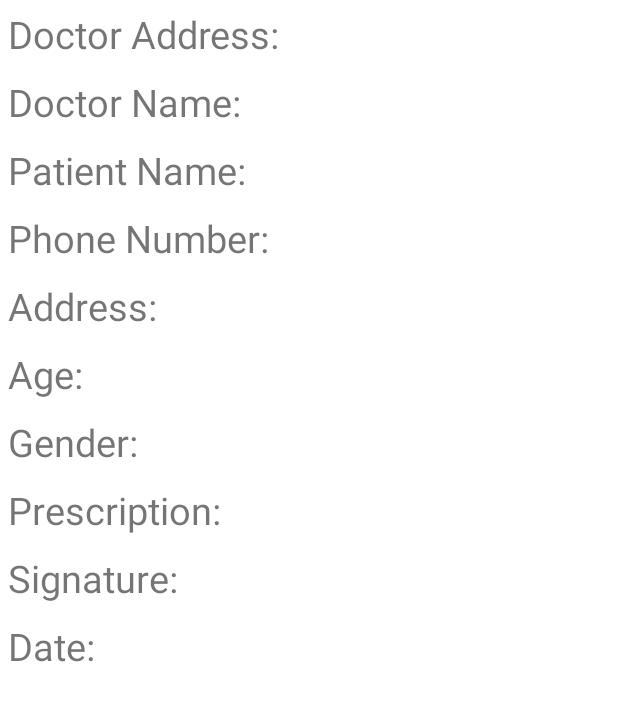
After one commit to CSCI-152/Team8, an Android app: the layout layout_prescription.xml on its own in the app's theme, with its tools: preview values and no code run, on a phone screen of 412 x 824 dp. The commit adds this screen. Shown: the top 701 px of the screen. Run offline under Robolectric (Android 15) with nearby library versions, the phone set to English and light mode, and no system bars.

Commit message:
DoctorPrescription Changes

```diff
--- /dev/null
+++ b/PDMS/app/src/main/res/layout/layout_prescription.xml
@@ -0,0 +1,99 @@
+<?xml version="1.0" encoding="utf-8"?>
+<LinearLayout
+    xmlns:android="http://schemas.android.com/apk/res/android"
+    android:layout_width="match_parent"
+    android:layout_height="match_parent"
+    android:orientation = "vertical">
+
+    <TextView
+        android:layout_width="match_parent"
+        android:layout_height="wrap_content"
+        android:id = "@+id/tvdoctoraddress"
+        android:textSize = "25sp"
+        android:layout_margin = "5dp"
+        android:text = "Doctor Address:"
+        />
+
+    <TextView
+        android:layout_width="match_parent"
+        android:layout_height="wrap_content"
+        android:id = "@+id/tvdoctorname"
+        android:textSize = "25sp"
+        android:layout_margin = "5dp"
+        android:text = "Doctor Name:"
+        />
+    <TextView
+        android:layout_width="match_parent"
+        android:layout_height="wrap_content"
+        android:id = "@+id/tvpatientname"
+        android:textSize = "25sp"
+        android:layout_margin = "5dp"
+        android:text = "Patient Name:"
+        />
+    <TextView
+        android:layout_width="match_parent"
+        android:layout_height="wrap_content"
+        android:id = "@+id/tvpatientphonenumber"
+        android:textSize = "25sp"
+        android:layout_margin = "5dp"
+        android:text = "Phone Number:"
+        />
+
+    <TextView
+        android:layout_width="match_parent"
+        android:layout_height="wrap_content"
+        android:id = "@+id/tvpatientaddress"
+        android:textSize = "25sp"
+        android:layout_margin = "5dp"
+        android:text = "Address:"
+        />
+
+    <TextView
+        android:layout_width="match_parent"
+        android:layout_height="wrap_content"
+        android:id = "@+id/tvpatientage"
+        android:textSize = "25sp"
+        android:layout_margin = "5dp"
+        android:text = "Age:"
+        />
+
+    <TextView
+        android:layout_width="match_parent"
+        android:layout_height="wrap_content"
+        android:id = "@+id/tvpatientgender"
+        android:textSize = "25sp"
+        android:layout_margin = "5dp"
+        android:text = "Gender:"
+        />
+
+    <TextView
+        android:layout_width="match_parent"
+        android:layout_height="wrap_content"
+        android:id = "@+id/tvpatientprescription"
+        android:textSize = "25sp"
+        android:layout_margin = "5dp"
+        android:text = "Prescription:"
+        />
+
+    <TextView
+        android:layout_width="match_parent"
+        android:layout_height="wrap_content"
+        android:id = "@+id/tvdoctorsignature"
+        android:textSize = "25sp"
+        android:layout_margin = "5dp"
+        android:text = "Signature:"
+        />
+
+    <TextView
+        android:layout_width="match_parent"
+        android:layout_height="wrap_content"
+        android:id = "@+id/tvdate"
+        android:textSize = "25sp"
+        android:layout_margin = "5dp"
+        android:text = "Date:"
+        />
+
+
+
+
+</LinearLayout>
```
Also changed, not shown: PDMS/app/src/main/java/com/example/pdms/DisplayPrescription.java (added, +50 -0 lines), PDMS/app/src/main/java/com/example/pdms/DoctorPrescription.java (+9 -2 lines), PDMS/app/src/main/java/com/example/pdms/PrescriptionAdapter.java (added, +108 -0 lines), PDMS/app/src/main/res/layout/activity_display_prescription.xml (added, +17 -0 lines), PDMS/app/src/main/res/layout/activity_doctor_prescription.xml (+8 -0 lines).
